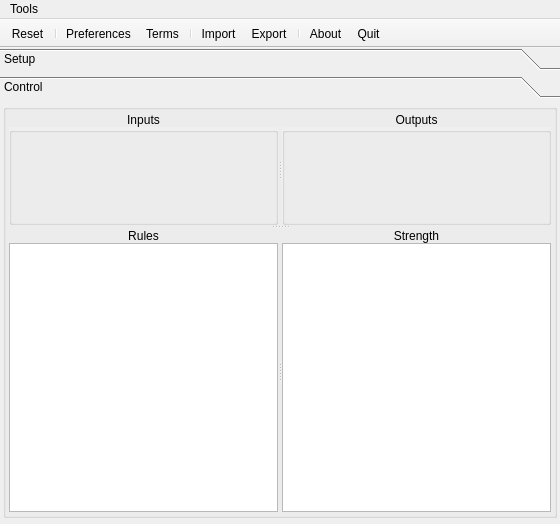
First picture: the form in qtfuzzylite/ui/Window.ui, repository fuzzylite/fuzzylite, before the edit.
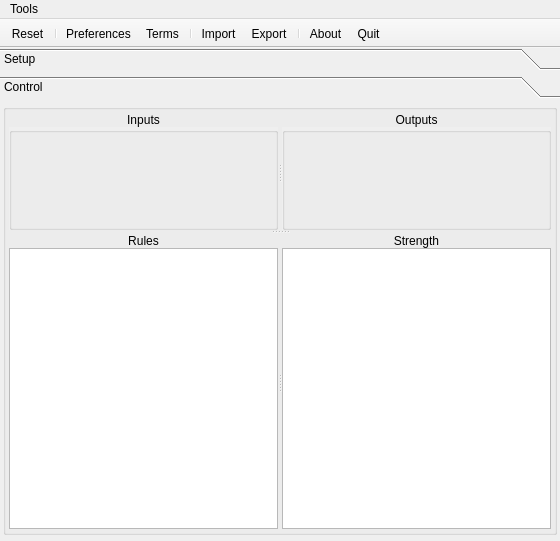
Second picture: the form after the edit. The open tabs and pages were chosen to show the change. Icons and pictures are not drawn.

The edit to the form file:
```diff
--- a/qtfuzzylite/ui/Window.ui
+++ b/qtfuzzylite/ui/Window.ui
@@ -7,7 +7,7 @@
     <x>0</x>
     <y>0</y>
     <width>560</width>
-    <height>524</height>
+    <height>541</height>
    </rect>
   </property>
   <property name="sizePolicy">
@@ -379,8 +379,8 @@
         <rect>
          <x>0</x>
          <y>0</y>
-         <width>185</width>
-         <height>210</height>
+         <width>186</width>
+         <height>222</height>
         </rect>
        </property>
        <attribute name="label">
```
Left out of the diff: 8 changed lines with no effect on the pictures.
